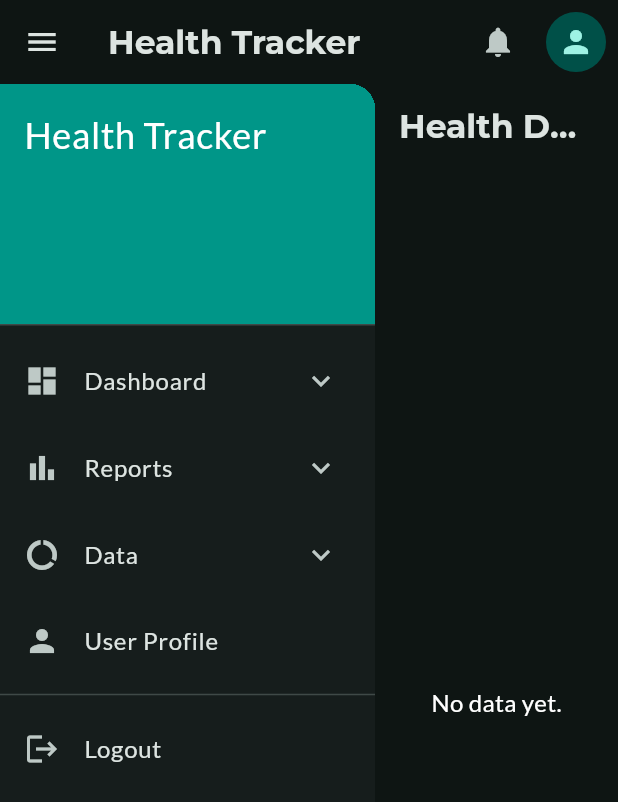
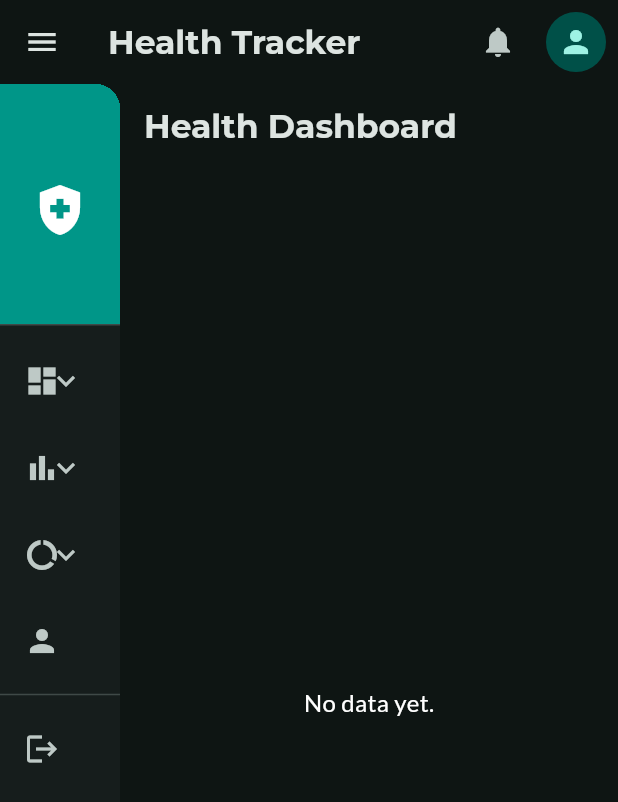
Before and after one commit to masteramuk/wellnesstracker, a Flutter app: the screen it shows after launch, on a phone screen of 412 x 824 dp. Shown: the top 802 px of the screen. Run offline on Flutter 3.47's test engine with Material 3 defaults, Android fonts, the phone set to English and light mode, and no system bars; our stand-ins replace csv, fl_chart, google_fonts, pdf, printing, shared_preferences; missing offline and left inert: universal_html; project files that could hold a hidden picture were left out.

Commit message:
Implement - The side menu will now automatically collapse when the screen size is smaller than 600 pixels

```diff
--- a/lib/screens/main_screen.dart
+++ b/lib/screens/main_screen.dart
@@ -140,16 +140,21 @@
           ),
         ],
       ),
-      body: Row(
+      body: LayoutBuilder(
+        builder: (context, constraints) {
+          final isPhone = constraints.maxWidth < 600;
+          return Row(
             children: [
               SideMenu(
-            isExpanded: _isMenuExpanded,
+                isExpanded: !isPhone,
                 onMenuItemClicked: _onMenuItemClicked,
               ),
               Expanded(
                 child: _getSelectedScreen(),
               ),
             ],
+          );
+        },
       ),
     );
   }
```
Lines whose indentation alone changed are shown as unchanged.
